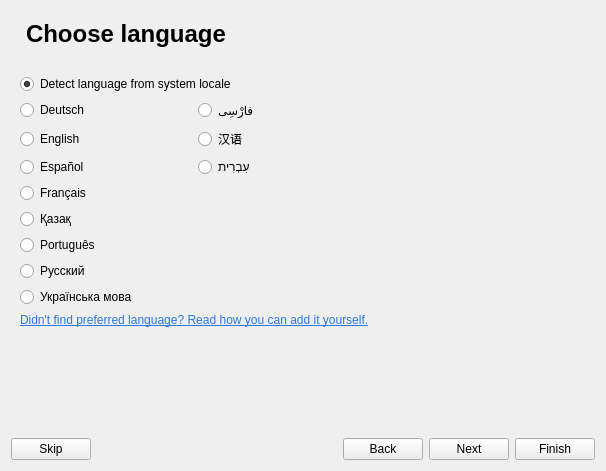
Old version of the form src/bin/scenarist-desktop/UserInterfaceLayer/Onboarding/OnboardingView.ui in the repository dimkanovikov/KITScenarist.
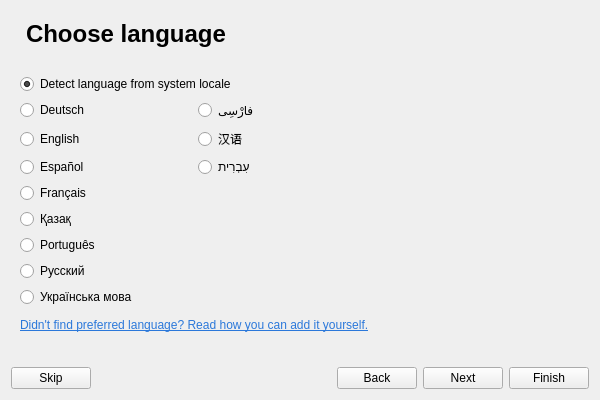
New version of the form. The open tabs and pages were chosen to show the change.

Commit message: Added onboarding manager refs #45

Patch:
```diff
--- a/src/bin/scenarist-desktop/UserInterfaceLayer/Onboarding/OnboardingView.ui
+++ b/src/bin/scenarist-desktop/UserInterfaceLayer/Onboarding/OnboardingView.ui
@@ -6,8 +6,8 @@
    <rect>
     <x>0</x>
     <y>0</y>
-    <width>606</width>
-    <height>471</height>
+    <width>600</width>
+    <height>400</height>
    </rect>
   </property>
   <property name="windowTitle">
@@ -85,7 +85,7 @@
      </property>
      <widget class="QWidget" name="languagePage">
       <layout class="QGridLayout" name="gridLayout_2">
-       <item row="10" column="0" colspan="2">
+       <item row="11" column="0" colspan="2">
         <widget class="QLabel" name="label_2">
          <property name="text">
           <string>&lt;a href=&quot;https://github.com/dimkanovikov/KITScenarist/wiki/How-to-add-the-translation-of-KIT-Scenarist-to-your-native-language-or-improve-one-of-existing%3F&quot; style=&quot;color:#2b78da;&quot;&gt;Didn't find preferred language? Read how you can add it yourself.&lt;/a&gt;</string>
@@ -203,19 +203,6 @@
          </property>
         </widget>
        </item>
-       <item row="11" column="1">
-        <spacer name="verticalSpacer">
-         <property name="orientation">
-          <enum>Qt::Vertical</enum>
-         </property>
-         <property name="sizeHint" stdset="0">
-          <size>
-           <width>20</width>
-           <height>45</height>
-          </size>
-         </property>
-        </spacer>
-       </item>
        <item row="3" column="2">
         <spacer name="horizontalSpacer_2">
          <property name="orientation">
@@ -229,6 +216,19 @@
          </property>
         </spacer>
        </item>
+       <item row="10" column="0">
+        <spacer name="verticalSpacer">
+         <property name="orientation">
+          <enum>Qt::Vertical</enum>
+         </property>
+         <property name="sizeHint" stdset="0">
+          <size>
+           <width>20</width>
+           <height>45</height>
+          </size>
+         </property>
+        </spacer>
+       </item>
       </layout>
      </widget>
      <widget class="QWidget" name="themePage">
```
Left out of the diff: 6 changed lines with no effect on the pictures. The commit also changes 8 other files.
